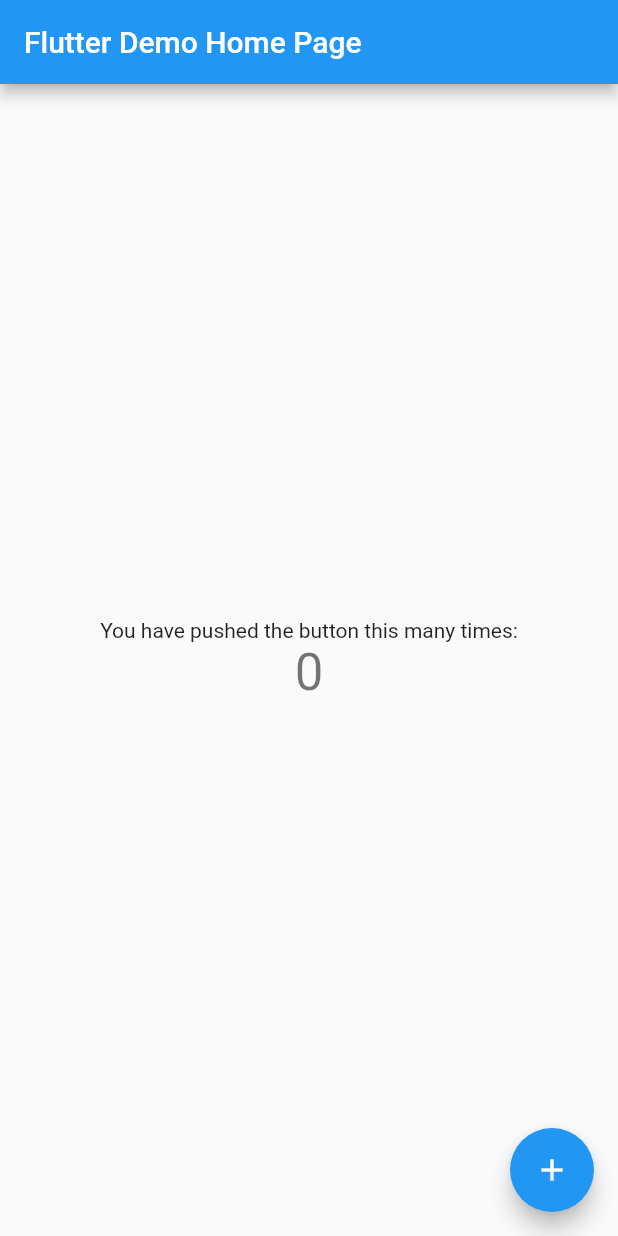
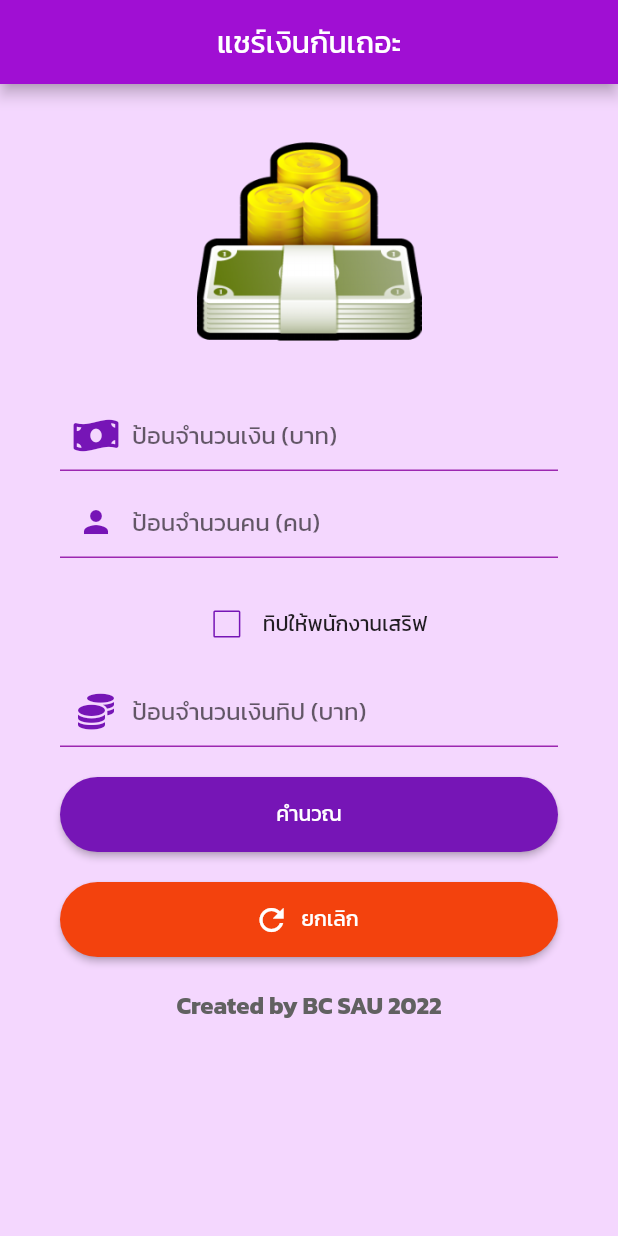
Before and after one commit to donly2542/flutter_app_moneyshare, a Flutter app: the screen it shows after launch, on a phone screen of 412 x 824 dp. Run offline on Flutter 3.47's test engine with Material 2 defaults, Android fonts, the phone set to English and light mode, and no system bars; our stand-ins replace font_awesome_flutter.

Commit message:
code V.4

```diff
--- a/analysis_options.yaml
+++ b/analysis_options.yaml
@@ -22,6 +22,7 @@ linter:
   # `// ignore_for_file: name_of_lint` syntax on the line or in the file
   # producing the lint.
   rules:
+    prefer_const_constructors : false
     # avoid_print: false  # Uncomment to disable the `avoid_print` rule
     # prefer_single_quotes: true  # Uncomment to enable the `prefer_single_quotes` rule
 
--- a/lib/main.dart
+++ b/lib/main.dart
@@ -1,115 +1,14 @@
 import 'package:flutter/material.dart';
+import 'package:flutter_app_moneyshare/views/moneyshare_ui.dart';
 
-void main() {
-  runApp(const MyApp());
+main (){
+  runApp(
+    MaterialApp(
+      debugShowCheckedModeBanner: false,
+      home: MoneyshareUi(),
+      theme: ThemeData(
+        fontFamily: 'Kanit',
+      ),
+    ),
+  );
 }
-
-class MyApp extends StatelessWidget {
-  const MyApp({Key? key}) : super(key: key);
-
-  // This widget is the root of your application.
-  @override
-  Widget build(BuildContext context) {
-    return MaterialApp(
-      title: 'Flutter Demo',
-      theme: ThemeData(
-        // This is the theme of your application.
-        //
-        // Try running your application with "flutter run". You'll see the
-        // application has a blue toolbar. Then, without quitting the app, try
-        // changing the primarySwatch below to Colors.green and then invoke
-        // "hot reload" (press "r" in the console where you ran "flutter run",
-        // or simply save your changes to "hot reload" in a Flutter IDE).
-        // Notice that the counter didn't reset back to zero; the application
-        // is not restarted.
-        primarySwatch: Colors.blue,
-      ),
-      home: const MyHomePage(title: 'Flutter Demo Home Page'),
-    );
-  }
-}
-
-class MyHomePage extends StatefulWidget {
-  const MyHomePage({Key? key, required this.title}) : super(key: key);
-
-  // This widget is the home page of your application. It is stateful, meaning
-  // that it has a State object (defined below) that contains fields that affect
-  // how it looks.
-
-  // This class is the configuration for the state. It holds the values (in this
-  // case the title) provided by the parent (in this case the App widget) and
-  // used by the build method of the State. Fields in a Widget subclass are
-  // always marked "final".
-
-  final String title;
-
-  @override
-  State<MyHomePage> createState() => _MyHomePageState();
-}
-
-class _MyHomePageState extends State<MyHomePage> {
-  int _counter = 0;
-
-  void _incrementCounter() {
-    setState(() {
-      // This call to setState tells the Flutter framework that something has
-      // changed in this State, which causes it to rerun the build method below
-      // so that the display can reflect the updated values. If we changed
-      // _counter without calling setState(), then the build method would not be
-      // called again, and so nothing would appear to happen.
-      _counter++;
-    });
-  }
-
-  @override
-  Widget build(BuildContext context) {
-    // This method is rerun every time setState is called, for instance as done
-    // by the _incrementCounter method above.
-    //
-    // The Flutter framework has been optimized to make rerunning build methods
-    // fast, so that you can just rebuild anything that needs updating rather
-    // than having to individually change instances of widgets.
-    return Scaffold(
-      appBar: AppBar(
-        // Here we take the value from the MyHomePage object that was created by
-        // the App.build method, and use it to set our appbar title.
-        title: Text(widget.title),
-      ),
-      body: Center(
-        // Center is a layout widget. It takes a single child and positions it
-        // in the middle of the parent.
-        child: Column(
-          // Column is also a layout widget. It takes a list of children and
-          // arranges them vertically. By default, it sizes itself to fit its
-          // children horizontally, and tries to be as tall as its parent.
-          //
-          // Invoke "debug painting" (press "p" in the console, choose the
-          // "Toggle Debug Paint" action from the Flutter Inspector in Android
-          // Studio, or the "Toggle Debug Paint" command in Visual Studio Code)
-          // to see the wireframe for each widget.
-          //
-          // Column has various properties to control how it sizes itself and
-          // how it positions its children. Here we use mainAxisAlignment to
-          // center the children vertically; the main axis here is the vertical
-          // axis because Columns are vertical (the cross axis would be
-          // horizontal).
-          mainAxisAlignment: MainAxisAlignment.center,
-          children: <Widget>[
-            const Text(
-              'You have pushed the button this many times:',
-            ),
-            Text(
-              '$_counter',
-              style: Theme.of(context).textTheme.headline4,
-            ),
-          ],
-        ),
-      ),
-      floatingActionButton: FloatingActionButton(
-        onPressed: _incrementCounter,
-        tooltip: 'Increment',
-        child: const Icon(Icons.add),
-      ), // This trailing comma makes auto-formatting nicer for build methods.
-    );
-  }
-}
--- /dev/null
+++ b/lib/views/moneyshare_ui.dart
@@ -0,0 +1,275 @@
+import 'dart:ui';
+import 'package:flutter/material.dart';
+import 'package:flutter/services.dart';
+import 'package:font_awesome_flutter/font_awesome_flutter.dart';
+
+class MoneyshareUi extends StatefulWidget {
+  const MoneyshareUi({Key? key}) : super(key: key);
+
+  @override
+  _MoneyshareUiState createState() => _MoneyshareUiState();
+}
+
+class _MoneyshareUiState extends State<MoneyshareUi> {
+  bool? check_tip = false;
+  //สร้างออปเจ็กต์เพื่อนำไปใช้ควบคุม TextField ในหน้าจอที่สร้างไว้
+  TextEditingController money_ctrl = TextEditingController();
+  TextEditingController person_ctrl = TextEditingController();
+  TextEditingController tip_ctrl = TextEditingController();
+
+  //เมธอด -> โค้ดแสดง Dialog เตือน โดยจะรับข้อความมาแสดงที่ Dialog
+  showWarningDialog(context, msg) {
+    //เรียกใช้งานฟังก์ชัน showDialog
+    showDialog(
+      context: context,
+      builder: (context) {
+        return AlertDialog(
+          title: Container(
+            color: Colors.deepPurple,
+            padding: EdgeInsets.only(
+              top: 10.0,
+              bottom: 10.0,
+            ),
+            child: Align(
+              alignment: Alignment.center,
+              child: Text(
+                'คำเตือน',
+                style: TextStyle(
+                  color: Colors.white,
+                ),
+              ),
+            ),
+          ),
+          content: Text(
+            msg,
+          ),
+          //ปุ่มข้างล่าง
+          actions: [
+            Row(
+              mainAxisAlignment: MainAxisAlignment.center,
+              children: [
+                ElevatedButton(
+                  onPressed: () {
+                    Navigator.pop(context);
+                  },
+                  child: Text(
+                    'ตกลง',
+                  ),
+                  style: ElevatedButton.styleFrom(
+                    primary: Colors.deepPurple,
+                  ),
+                ),
+              ],
+            ),
+          ],
+        );
+      },
+    );
+  }
+
+  @override
+  Widget build(BuildContext context) {
+    return Scaffold(
+      backgroundColor: Color(0xFFF4D7FE),
+      appBar: AppBar(
+        backgroundColor: Color(0xFFA00FD3),
+        title: Text('แชร์เงินกันเถอะ'),
+        centerTitle: true,
+      ),
+      body: SingleChildScrollView(
+        child: Center(
+          child: Column(
+            children: [
+              SizedBox(
+                height: 30.0,
+              ),
+              Image.asset(
+                'assets/images/banner.png',
+                height: 150.0,
+              ),
+              Padding(
+                padding: const EdgeInsets.only(
+                  left: 40.0,
+                  right: 40.0,
+                  top: 30.0,
+                ),
+                child: TextField(
+                  controller: money_ctrl,
+                  keyboardType: TextInputType.number,
+                  decoration: InputDecoration(
+                    focusedBorder: UnderlineInputBorder(
+                      borderSide: BorderSide(color: Colors.purple),
+                    ),
+                    enabledBorder: UnderlineInputBorder(
+                      borderSide: BorderSide(color: Colors.purple),
+                    ),
+                    hintText: 'ป้อนจำนวนเงิน (บาท)',
+                    prefixIcon: Icon(
+                      FontAwesomeIcons.moneyBillWave,
+                      color: Color(0xFF7615B6),
+                    ),
+                  ),
+                ),
+              ),
+              Padding(
+                padding: const EdgeInsets.only(
+                  left: 40.0,
+                  right: 40.0,
+                  top: 10.0,
+                ),
+                child: TextField(
+                  controller: person_ctrl,
+                  keyboardType: TextInputType.number,
+                  decoration: InputDecoration(
+                    focusedBorder: UnderlineInputBorder(
+                      borderSide: BorderSide(color: Colors.purple),
+                    ),
+                    enabledBorder: UnderlineInputBorder(
+                      borderSide: BorderSide(color: Colors.purple),
+                    ),
+                    hintText: 'ป้อนจำนวนคน (คน)',
+                    prefixIcon: Icon(
+                      Icons.person,
+                      color: Color(0xFF7615B6),
+                    ),
+                  ),
+                ),
+              ),
+              SizedBox(
+                height: 20.0,
+              ),
+              Row(
+                mainAxisAlignment: MainAxisAlignment.center,
+                children: [
+                  Checkbox(
+                    onChanged: (val) {
+                      setState(() {
+                        check_tip = val;
+                      });
+                    },
+                    value: check_tip,
+                    activeColor: Color(0xFF7615B6),
+                    checkColor: Colors.yellow,
+                    side: BorderSide(
+                      color: Color(0xFF7615B6),
+                    ),
+                  ),
+                  Text(
+                    'ทิปให้พนักงานเสริฟ',
+                  ),
+                ],
+              ),
+              Padding(
+                padding: const EdgeInsets.only(
+                  left: 40.0,
+                  right: 40.0,
+                  top: 10.0,
+                ),
+                child: TextField(
+                  controller: tip_ctrl,
+                  keyboardType: TextInputType.number,
+                  decoration: InputDecoration(
+                    focusedBorder: UnderlineInputBorder(
+                      borderSide: BorderSide(color: Colors.purple),
+                    ),
+                    enabledBorder: UnderlineInputBorder(
+                      borderSide: BorderSide(color: Colors.purple),
+                    ),
+                    hintText: 'ป้อนจำนวนเงินทิป (บาท)',
+                    prefixIcon: Icon(
+                      FontAwesomeIcons.coins,
+                      color: Color(0xFF7615B6),
+                    ),
+                  ),
+                ),
+              ),
+              SizedBox(
+                height: 20.0,
+              ),
+              ElevatedButton(
+                onPressed: () {
+                  if (money_ctrl.text.length == 0) {
+                    //แสดง Msg เตือน
+                    showWarningDialog(context, 'ป้อนจำนวนเงิน');
+                  } else if (person_ctrl.text.length == 0) {
+                    //แสดง Msg เตือน
+                    showWarningDialog(context, 'ป้อนจำนวนคน');
+                  } else if (tip_ctrl == true) {
+                    if (tip_ctrl.text.length == 0) {
+                      //แสดง Msg เตือน
+                      showWarningDialog(context, 'ป้อนจำนวนเงินทิปด้วย');
+                    } else {
+                      //คำนวณ(เงิน + ทิป) / คน
+                    }
+                  } else {
+                    //คำนวณ เงิน/คน
+                  }
+                },
+                child: Text('คำนวณ'),
+                style: ElevatedButton.styleFrom(
+                  fixedSize: Size(
+                    MediaQuery.of(context).size.width -
+                        80.0, // กำหนดตวามกว้างเต็มหน้าจอลบด้วยซ้ายกับขวาที่เราใส่ Paddind
+                    50.0,
+                  ),
+                  shape: RoundedRectangleBorder(
+                    borderRadius: BorderRadius.circular(
+                      50.0,
+                    ),
+                  ),
+                  primary: Color(0xFF7615B6),
+                ),
+              ),
+              SizedBox(
+                height: 20.0,
+              ),
+              ElevatedButton.icon(
+                onPressed: () {
+                  //เขียน Logic การทำงาน โดยจะเคลียค่าทุกอย่างบนหน้าจอ
+                  //กลับมาเป็นเหมือนเดิม
+                  setState(() {
+                    money_ctrl.text = "";
+                    person_ctrl.text = "";
+                    tip_ctrl.text = "";
+                    check_tip = false;
+                  });
+                },
+                icon: Icon(
+                  Icons.refresh,
+                ),
+                label: Text('ยกเลิก'),
+                style: ElevatedButton.styleFrom(
+                  fixedSize: Size(
+                    MediaQuery.of(context).size.width -
+                        80.0, // กำหนดตวามกว้างเต็มหน้าจอลบด้วยซ้ายกับขวาที่เราใส่ Padding
+                    50.0,
+                  ),
+                  shape: RoundedRectangleBorder(
+                    borderRadius: BorderRadius.circular(
+                      50.0,
+                    ),
+                  ),
+                  primary: Color(0xFFF3420D),
+                ),
+              ),
+              SizedBox(
+                height: 20.0,
+              ),
+              Text(
+                'Created by BC SAU 2022',
+                style: TextStyle(
+                  fontWeight: FontWeight.bold,
+                  color: Colors.grey[700],
+                  fontSize: 16.0,
+                ),
+              ),
+              SizedBox(
+                height: 20.0,
+              ),
+            ],
+          ),
+        ),
+      ),
+    );
+  }
+}
--- /dev/null
+++ b/lib/views/show_moneyshare_ui.dart
@@ -0,0 +1,16 @@
+import 'package:flutter/material.dart';
+class ShowMoneyshareUi extends StatefulWidget {
+  const ShowMoneyshareUi({ Key? key }) : super(key: key);
+
+  @override
+  _ShowMoneyshareUiState createState() => _ShowMoneyshareUiState();
+}
+
+class _ShowMoneyshareUiState extends State<ShowMoneyshareUi> {
+  @override
+  Widget build(BuildContext context) {
+    return Scaffold(
+
+    );
+  }
+}
```
Also changed, not shown: pubspec.yaml (+10 -6 lines), assets/fonts/Kanit-Bold.ttf (added), assets/fonts/Kanit-Italic.ttf (added), assets/fonts/Kanit-Regular.ttf (added), pubspec.lock, 1 other file.
